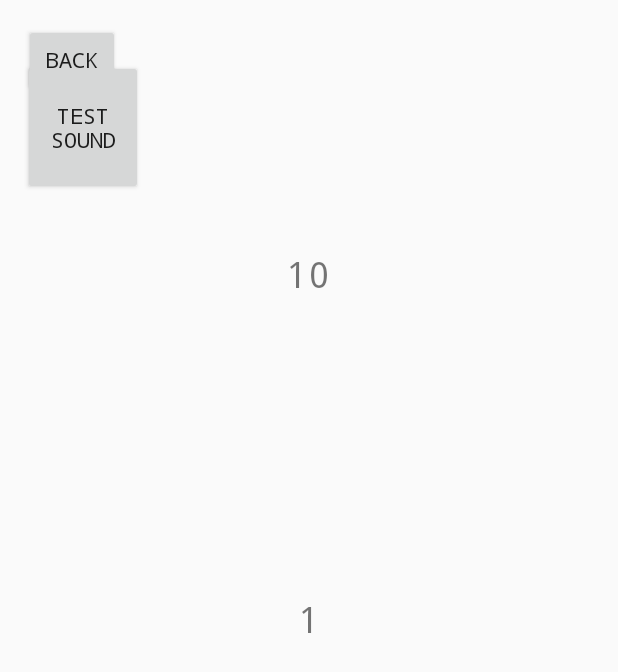
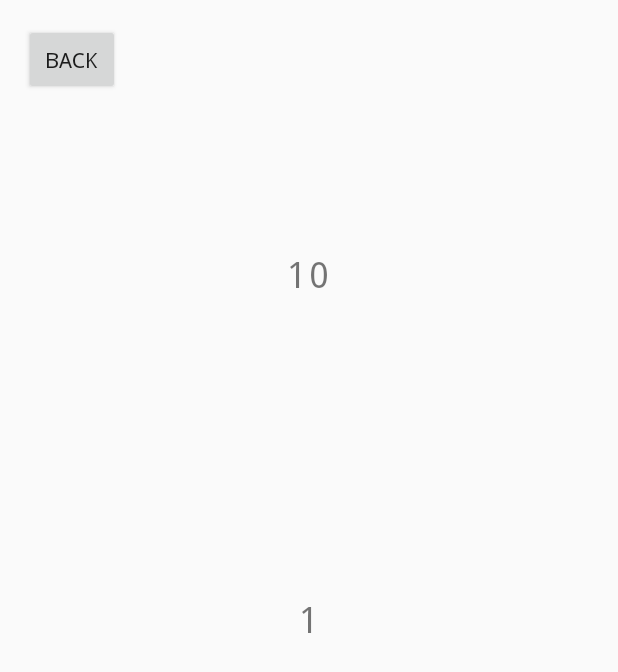
Before and after one commit to WesleyChoi/QuickReact, an Android app: the CompassAgilityExecute screen opened directly, with no data from a screen before it, on a phone screen of 412 x 824 dp. Shown: the top 672 px of the screen. Run offline under Robolectric (Android 15) with nearby library versions, the phone set to English and light mode, and no system bars.

Commit message:
refactored execute code and removed test buttons

```diff
--- a/app/src/main/res/layout/activity_compass_agility_execute.xml
+++ b/app/src/main/res/layout/activity_compass_agility_execute.xml
@@ -13,19 +13,6 @@
         android:layout_marginTop="16dp"
         android:fontFamily="monospace"
         android:text="Back"
-        app:layout_constraintEnd_toEndOf="parent"
-        app:layout_constraintHorizontal_bias="0.046"
-        app:layout_constraintStart_toStartOf="parent"
-        app:layout_constraintTop_toTopOf="parent" />
-
-
-    <Button
-        android:id="@+id/test_sound_button"
-        android:layout_width="80dp"
-        android:layout_height="90dp"
-        android:layout_marginTop="40dp"
-        android:fontFamily="monospace"
-        android:text="test sound"
         app:layout_constraintEnd_toEndOf="parent"
         app:layout_constraintHorizontal_bias="0.046"
         app:layout_constraintStart_toStartOf="parent"
```
Also changed, not shown: app/src/main/java/com/example/quickreact/CompassAgilityExecute.java (+5 -21 lines).
